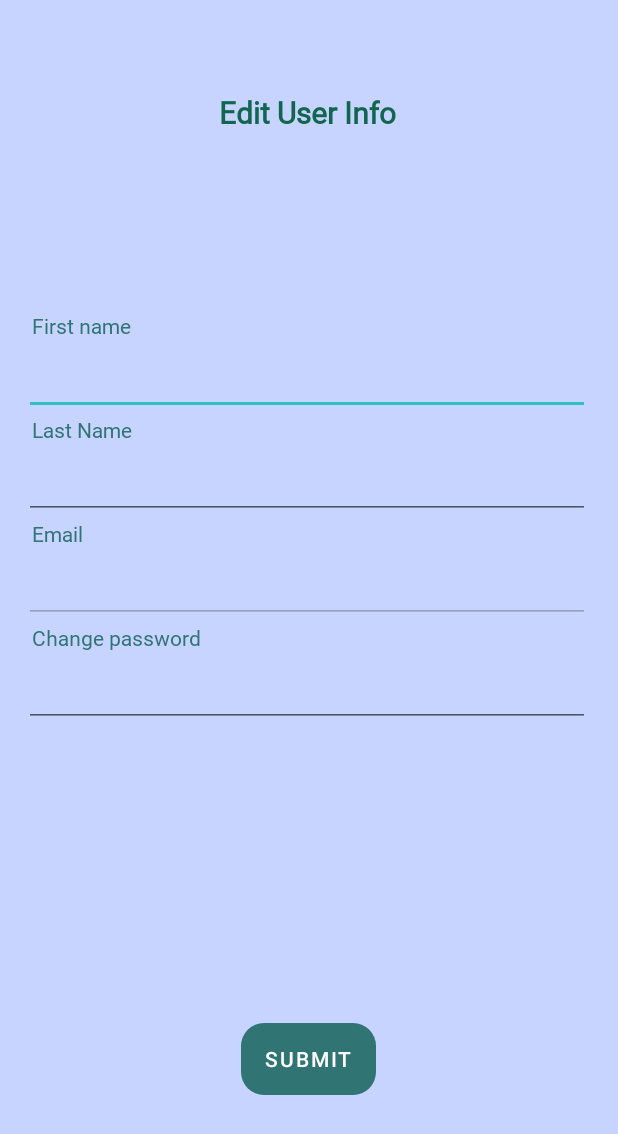
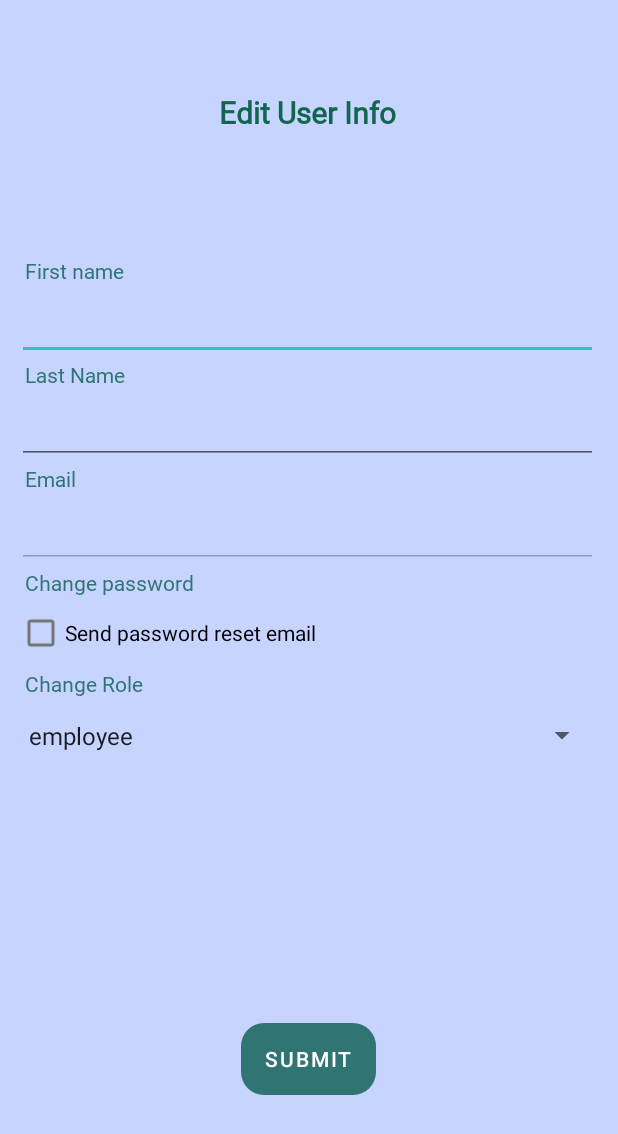
Before and after one commit to Team29Cosc310/assignment2, an Android app: the editUserAccounts screen opened directly, with no data from a screen before it, on a phone screen of 412 x 824 dp. Shown: the top 1134 px of the screen. Run offline under Robolectric (Android 15) with nearby library versions, the phone set to English and light mode, and no system bars; our stand-ins replace Firebase (no records; nobody signed in at launch, a user with empty details on screens opened directly).

```diff
--- a/app/src/main/java/com/example/javabucksim/settings/editUserAccounts.java
+++ b/app/src/main/java/com/example/javabucksim/settings/editUserAccounts.java
@@ -5,17 +5,25 @@ import androidx.appcompat.app.AppCompatActivity;
 
 import android.content.Intent;
 import android.os.Bundle;
+import android.view.View;
+import android.widget.ArrayAdapter;
+import android.widget.CheckBox;
 import android.widget.EditText;
+import android.widget.Spinner;
 import android.widget.Toast;
 
 import com.example.javabucksim.R;
+import com.example.javabucksim.login.forgotPassword;
 import com.google.android.gms.tasks.OnCompleteListener;
+import com.google.android.gms.tasks.OnFailureListener;
+import com.google.android.gms.tasks.OnSuccessListener;
 import com.google.android.gms.tasks.Task;
 import com.google.firebase.auth.FirebaseAuth;
 import com.google.firebase.firestore.FirebaseFirestore;
 import com.google.firebase.firestore.QueryDocumentSnapshot;
 import com.google.firebase.firestore.QuerySnapshot;
 
+import java.util.HashMap;
 import java.util.Map;
 
 public class editUserAccounts extends AppCompatActivity {
@@ -37,7 +45,27 @@ public class editUserAccounts extends AppCompatActivity {
         bundle = new Bundle();
 
         getData();
+        setupSpinner();
         populateFields();
+
+    }
+
+    private void setupSpinner(){
+
+        String role = bundle.getString("role");
+
+        Spinner spinner = (Spinner) findViewById(R.id.edit_user_role_spinner);
+        // Create an ArrayAdapter using the string array and a default spinner layout
+        ArrayAdapter<CharSequence> adapter = ArrayAdapter.createFromResource(this, R.array.role_array, android.R.layout.simple_spinner_item);
+        // Specify the layout to use when the list of choices appears
+        adapter.setDropDownViewResource(android.R.layout.simple_spinner_dropdown_item);
+        // Apply the adapter to the spinner
+        spinner.setAdapter(adapter);
+
+        if (role != null){
+            int spinnerPos = adapter.getPosition(role);
+            spinner.setSelection(spinnerPos);
+        }
 
     }
 
@@ -56,17 +84,20 @@ public class editUserAccounts extends AppCompatActivity {
                                 Map<String, Object> updatedData = document.getData();
                                 userId = document.getId();
 
-                                String newFirstName = updatedData.get("firstName").toString();
-                                String newLastName = updatedData.get("lastName").toString();
-                                String newEmail = updatedData.get("email").toString();
-                                String newPassword = updatedData.get("password").toString();
+                                String oldFirstName = updatedData.get("firstName").toString();
+                                String oldLastName = updatedData.get("lastName").toString();
+                                String oldEmail = updatedData.get("email").toString();
+                                String oldPassword = updatedData.get("password").toString();
+                                String oldRole = updatedData.get("role").toString();
 
-                                bundle.putString("firstName", newFirstName);
-                                bundle.putString("lastName", newLastName);
-                                bundle.putString("email", newEmail);
-                                bundle.putString("password", newPassword);
+                                bundle.putString("firstName", oldFirstName);
+                                bundle.putString("lastName", oldLastName);
+                                bundle.putString("email", oldEmail);
+                                bundle.putString("password", oldPassword);
+                                bundle.putString("role", oldRole);
 
                                 populateFields();
+                                setupSpinner();
 
                             }
 
@@ -86,45 +117,51 @@ public class editUserAccounts extends AppCompatActivity {
         String firstName = bundle.getString("firstName");
         String lastName = bundle.getString("lastName");
         String email = bundle.getString("email");
-        String pw = bundle.getString("password");
+        //String pw = bundle.getString("password");
 
         EditText fn = findViewById(R.id.et_editUsr_fn);
         EditText ln = findViewById(R.id.et_editUsr_ln);
         EditText emailField = findViewById(R.id.et_editUsr_email);
-        EditText password = findViewById(R.id.et_editUsr_pw);
+        //EditText password = findViewById(R.id.et_editUsr_pw);
 
         fn.setText(firstName);
         ln.setText(lastName);
         emailField.setText(email);
-        password.setText(pw);
+        //password.setText(pw);
 
     }
 
     // submit form, go back to settings activity
-    /* to be implemented
 
     public void submit(View view){
 
         String oldFirstName = bundle.getString("firstName");
         String oldLastName = bundle.getString("lastName");
-        String oldPW = bundle.getString("password");
+        String oldRole = bundle.getString("role");
+        String emailAddress = bundle.getString("email");
 
-        String newFirstName = ((EditText)findViewById(R.id.et_editAcc_fn)).getText().toString();
-        String newLastName = ((EditText)findViewById(R.id.et_editAcc_ln)).getText().toString();
-        String newPW = ((EditText)findViewById(R.id.et_editAcc_pw)).getText().toString();
+        String newFirstName = ((EditText)findViewById(R.id.et_editUsr_fn)).getText().toString();
+        String newLastName = ((EditText)findViewById(R.id.et_editUsr_ln)).getText().toString();
+        String newRole = ((Spinner)findViewById(R.id.edit_user_role_spinner)).getSelectedItem().toString();
+
+        CheckBox resetEmailCB = findViewById(R.id.edit_user_checkBox);
+
+        if (resetEmailCB.isChecked()){
+
+            mAuth.sendPasswordResetEmail(emailAddress).addOnCompleteListener(new OnCompleteListener<Void>() {
+                @Override
+                public void onComplete(@NonNull Task<Void> task) {
+                    if (task.isSuccessful()) {
+                        Toast.makeText(editUserAccounts.this, "Reset password email sent.", Toast.LENGTH_LONG).show();
+                        finish();
+                    }
+                }
+            });
+
+        }
 
 
-        if (newPW.length() < 6){
-            Toast.makeText(editUserAccounts.this,"Password must be at least 6 characters",Toast.LENGTH_SHORT).show();
-            return;
-        }
-
-        if (newPW != oldPW){
-            // may need re-authentication, to be implemented later
-            user.updatePassword(newPW);
-        }
-
-        if ((!newFirstName.equals(oldFirstName)) || (!newLastName.equals(oldLastName)) || (!newPW.equals(oldPW))){
+        if ((!newFirstName.equals(oldFirstName)) || (!newLastName.equals(oldLastName)) || (!newRole.equals(oldRole)) ){
 
             HashMap<String, Object> updateFields = new HashMap<>();
 
@@ -134,9 +171,10 @@ public class editUserAccounts extends AppCompatActivity {
             if (newLastName != oldLastName){
                 updateFields.put("firstName", newFirstName);
             }
-            if (newPW != oldPW){
-                updateFields.put("password", newPW);
+            if (newRole != oldRole){
+                updateFields.put("role", newRole);
             }
+
 
             db.collection("users").document(userId).update(updateFields).addOnSuccessListener(new OnSuccessListener<Void>() {
                 @Override
@@ -159,8 +197,6 @@ public class editUserAccounts extends AppCompatActivity {
 
     }
 
-     */
-
     @Override
     public boolean onSupportNavigateUp(){
         finish();
--- a/app/src/main/res/layout/activity_edit_user_accounts.xml
+++ b/app/src/main/res/layout/activity_edit_user_accounts.xml
@@ -42,8 +42,8 @@
         app:layout_constraintVertical_bias="0.879" />
 
     <LinearLayout
-        android:layout_width="377dp"
-        android:layout_height="335dp"
+        android:layout_width="387dp"
+        android:layout_height="421dp"
         android:orientation="vertical"
         app:layout_constraintBottom_toBottomOf="parent"
         app:layout_constraintEnd_toEndOf="parent"
@@ -66,8 +66,8 @@
             android:layout_width="match_parent"
             android:layout_height="50dp"
             android:ems="10"
-            android:inputType="textPersonName"
-            android:fontFamily="@font/americantypewriter" />
+            android:fontFamily="@font/americantypewriter"
+            android:inputType="textPersonName" />
 
         <TextView
             android:id="@+id/textView7"
@@ -83,8 +83,8 @@
             android:layout_width="match_parent"
             android:layout_height="50dp"
             android:ems="10"
-            android:inputType="textPersonName"
-            android:fontFamily="@font/americantypewriter" />
+            android:fontFamily="@font/americantypewriter"
+            android:inputType="textPersonName" />
 
         <TextView
             android:id="@+id/textView9"
@@ -101,8 +101,8 @@
             android:layout_height="50dp"
             android:ems="10"
             android:enabled="false"
-            android:inputType="none"
-            android:fontFamily="@font/americantypewriter" />
+            android:fontFamily="@font/americantypewriter"
+            android:inputType="none" />
 
         <TextView
             android:id="@+id/textView8"
@@ -113,13 +113,26 @@
             android:text="Change password"
             android:textColor="@color/myrtle_green" />
 
-        <EditText
-            android:id="@+id/et_editUsr_pw"
+        <CheckBox
+            android:id="@+id/edit_user_checkBox"
             android:layout_width="match_parent"
-            android:layout_height="50dp"
-            android:ems="10"
-            android:inputType="textPassword"
-            android:fontFamily="@font/americantypewriter" />
+            android:layout_height="wrap_content"
+            android:text="Send password reset email" />
+
+        <TextView
+            android:id="@+id/textView12"
+            android:layout_width="match_parent"
+            android:layout_height="wrap_content"
+            android:fontFamily="@font/americantypewriter"
+            android:paddingLeft="5dp"
+            android:text="Change Role"
+            android:textColor="@color/myrtle_green" />
+
+        <Spinner
+            android:id="@+id/edit_user_role_spinner"
+            android:layout_width="match_parent"
+            android:layout_height="50dp" />
+
     </LinearLayout>
 
 </androidx.constraintlayout.widget.ConstraintLayout>
```
Also changed, not shown: app/src/main/java/com/example/javabucksim/settings/editAccount.java (+41 -0 lines), app/src/main/java/com/example/javabucksim/settings/settingsActivity.java (+4 -5 lines), app/src/main/res/layout/activity_edit_account.xml (+23 -8 lines), app/src/main/res/layout/activity_settings.xml (+0 -10 lines).
